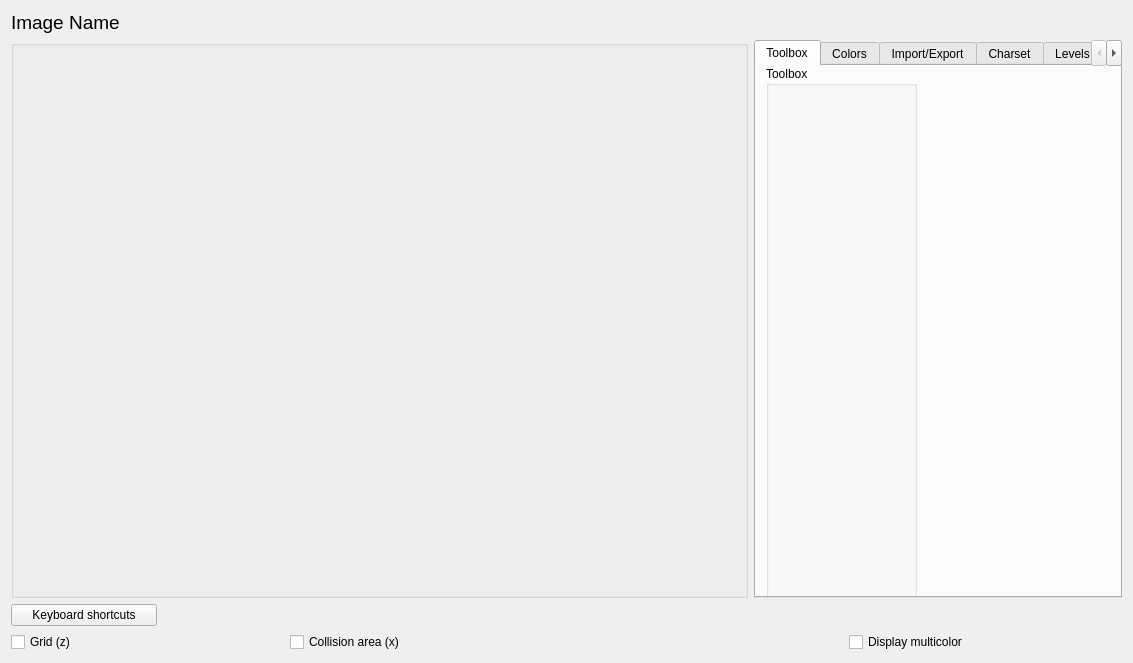
leuat/TRSE, file source/trsedocuments/formimageeditor.ui: the form before one commit.
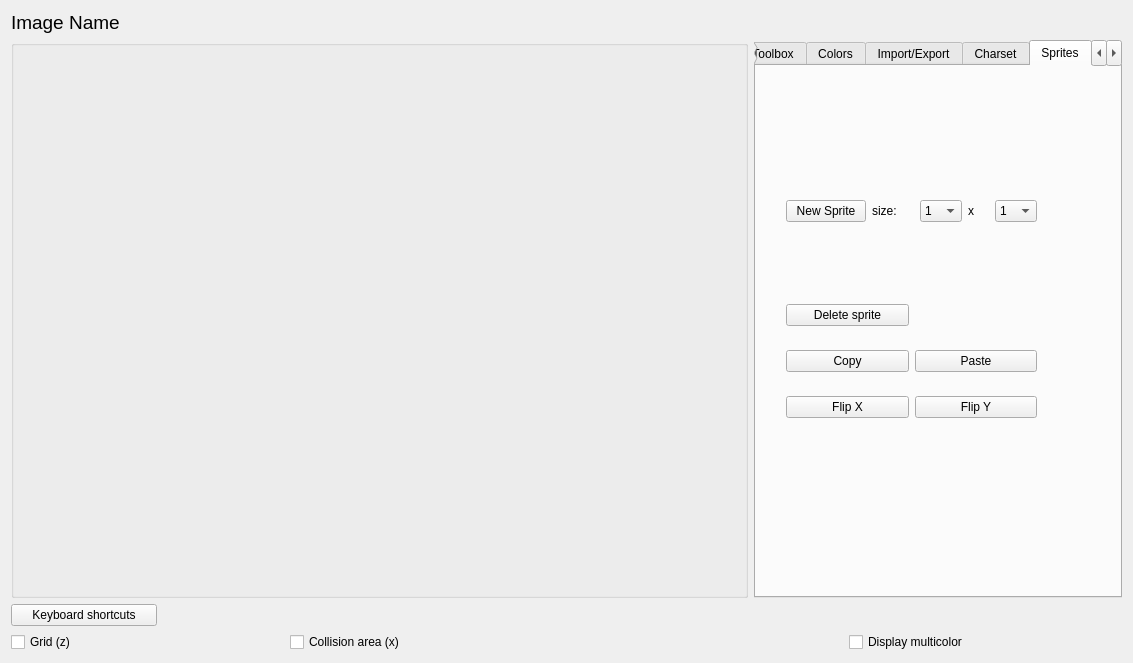
The form after the commit. Custom widgets are drawn as their Qt base class.

Diff of the .ui file:
```diff
--- a/source/trsedocuments/formimageeditor.ui
+++ b/source/trsedocuments/formimageeditor.ui
@@ -159,7 +159,7 @@
         </size>
        </property>
        <property name="currentIndex">
-        <number>0</number>
+        <number>4</number>
        </property>
        <widget class="QWidget" name="tab_2">
         <attribute name="title">
@@ -501,6 +501,225 @@
          </item>
         </layout>
        </widget>
+       <widget class="QWidget" name="tabSprites">
+        <attribute name="title">
+         <string>Sprites</string>
+        </attribute>
+        <widget class="QWidget" name="verticalLayoutWidget_2">
+         <property name="geometry">
+          <rect>
+           <x>30</x>
+           <y>110</y>
+           <width>251</width>
+           <height>71</height>
+          </rect>
+         </property>
+         <layout class="QVBoxLayout" name="verticalLayout_2">
+          <item>
+           <layout class="QHBoxLayout" name="horizontalLayout_6" stretch="0,2,2,1,2">
+            <item>
+             <widget class="QPushButton" name="btnNewSprite">
+              <property name="text">
+               <string>New Sprite</string>
+              </property>
+             </widget>
+            </item>
+            <item>
+             <widget class="QLabel" name="label_4">
+              <property name="text">
+               <string>size:</string>
+              </property>
+             </widget>
+            </item>
+            <item>
+             <widget class="QComboBox" name="cmbSpriteX">
+              <item>
+               <property name="text">
+                <string>1</string>
+               </property>
+              </item>
+              <item>
+               <property name="text">
+                <string>2</string>
+               </property>
+              </item>
+              <item>
+               <property name="text">
+                <string>3</string>
+               </property>
+              </item>
+              <item>
+               <property name="text">
+                <string>4</string>
+               </property>
+              </item>
+              <item>
+               <property name="text">
+                <string>5</string>
+               </property>
+              </item>
+              <item>
+               <property name="text">
+                <string>6</string>
+               </property>
+              </item>
+              <item>
+               <property name="text">
+                <string>7</string>
+               </property>
+              </item>
+              <item>
+               <property name="text">
+                <string>8</string>
+               </property>
+              </item>
+             </widget>
+            </item>
+            <item>
+             <widget class="QLabel" name="label">
+              <property name="text">
+               <string>x</string>
+              </property>
+             </widget>
+            </item>
+            <item>
+             <widget class="QComboBox" name="cmbSpriteY">
+              <item>
+               <property name="text">
+                <string>1</string>
+               </property>
+              </item>
+              <item>
+               <property name="text">
+                <string>2</string>
+               </property>
+              </item>
+              <item>
+               <property name="text">
+                <string>3</string>
+               </property>
+              </item>
+              <item>
+               <property name="text">
+                <string>4</string>
+               </property>
+              </item>
+              <item>
+               <property name="text">
+                <string>5</string>
+               </property>
+              </item>
+              <item>
+               <property name="text">
+                <string>6</string>
+               </property>
+              </item>
+              <item>
+               <property name="text">
+                <string>7</string>
+               </property>
+              </item>
+              <item>
+               <property name="text">
+                <string>8</string>
+               </property>
+              </item>
+             </widget>
+            </item>
+           </layout>
+          </item>
+         </layout>
+        </widget>
+        <widget class="QWidget" name="gridLayoutWidget_2">
+         <property name="geometry">
+          <rect>
+           <x>30</x>
+           <y>220</y>
+           <width>251</width>
+           <height>151</height>
+          </rect>
+         </property>
+         <layout class="QGridLayout" name="gridLayout_10">
+          <item row="0" column="0">
+           <widget class="QPushButton" name="btnDeleteSprite">
+            <property name="text">
+             <string>Delete sprite</string>
+            </property>
+           </widget>
+          </item>
+          <item row="1" column="0">
+           <widget class="QPushButton" name="btnCopySprite">
+            <property name="text">
+             <string>Copy</string>
+            </property>
+           </widget>
+          </item>
+          <item row="2" column="0">
+           <widget class="QPushButton" name="btnFlipXSprite">
+            <property name="text">
+             <string>Flip X</string>
+            </property>
+           </widget>
+          </item>
+          <item row="2" column="1">
+           <widget class="QPushButton" name="btnFlipYSprite">
+            <property name="text">
+             <string>Flip Y</string>
+            </property>
+           </widget>
+          </item>
+          <item row="1" column="1">
+           <widget class="QPushButton" name="btnPasteSprite">
+            <property name="text">
+             <string>Paste</string>
+            </property>
+           </widget>
+          </item>
+         </layout>
+        </widget>
+        <widget class="QWidget" name="horizontalLayoutWidget_2">
+         <property name="geometry">
+          <rect>
+           <x>10</x>
+           <y>10</y>
+           <width>341</width>
+           <height>81</height>
+          </rect>
+         </property>
+         <layout class="QHBoxLayout" name="horizontalLayout_5">
+          <item>
+           <widget class="QLabel" name="lblSprite1">
+            <property name="text">
+             <string/>
+            </property>
+            <property name="scaledContents">
+             <bool>true</bool>
+            </property>
+           </widget>
+          </item>
+          <item>
+           <widget class="QLabel" name="lblSprite2">
+            <property name="text">
+             <string/>
+            </property>
+            <property name="scaledContents">
+             <bool>true</bool>
+            </property>
+           </widget>
+          </item>
+          <item>
+           <widget class="QLabel" name="lblSprite3">
+            <property name="text">
+             <string/>
+            </property>
+            <property name="scaledContents">
+             <bool>true</bool>
+            </property>
+           </widget>
+          </item>
+         </layout>
+        </widget>
+       </widget>
        <widget class="QWidget" name="tab_6">
         <attribute name="title">
          <string>Levels</string>
```
